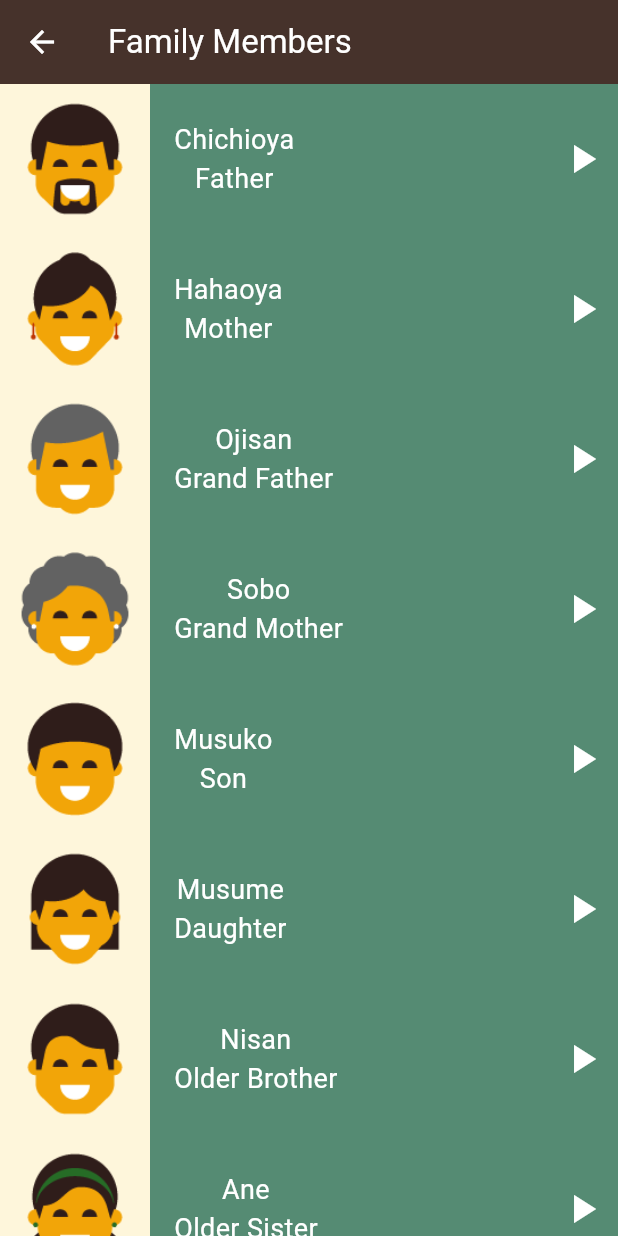
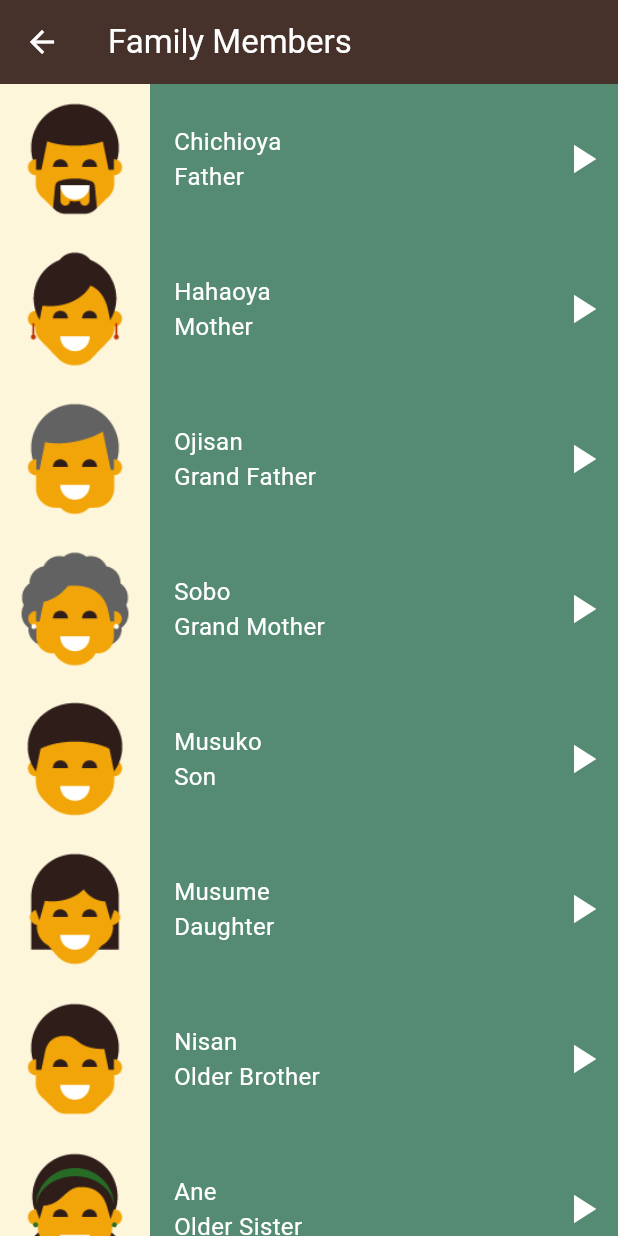
Before and after one commit to kirosamir29/toku, a Flutter app: the screen it shows after launch, after a tap on "Family Members", on a phone screen of 412 x 824 dp. Run offline on Flutter 3.47's test engine with Material 3 defaults, Android fonts, the phone set to English and light mode, and no system bars; our stand-ins replace audioplayers.

Commit message:
more enhance of code and complete all screens of app

```diff
--- a/lib/components/item.dart
+++ b/lib/components/item.dart
@@ -1,12 +1,11 @@
-import 'package:audioplayers/audioplayers.dart';
 import 'package:flutter/material.dart';
-
 import '../models/item.dart';
+import 'item_info.dart';
 
 class Item extends StatelessWidget {
-  const Item({super.key, required this.itemModel, required this.color});
+  const Item({super.key, required this.item, required this.color});
 
-  final ItemModel itemModel;
+  final ItemModel item;
   final Color color;
 
   @override
@@ -16,31 +15,8 @@ class Item extends StatelessWidget {
       color: color,
       child: Row(
         children: [
-          Container(color: Color(0xffFEF6DB), child: Image.asset(itemModel.image)),
-          Padding(
-            padding: const EdgeInsets.only(left: 16.0),
-            child: Column(
-              mainAxisAlignment: MainAxisAlignment.center,
-              children: [
-                Text(
-                  itemModel.jpName,
-                  style: TextStyle(color: Colors.white, fontSize: 18),
-                ),
-                Text(
-                  itemModel.enName,
-                  style: TextStyle(color: Colors.white, fontSize: 18),
-                ),
-              ],
-            ),
-          ),
-          Spacer(flex: 1),
-          IconButton(
-            onPressed: () {
-              final player = AudioPlayer();
-              player.play(AssetSource(itemModel.sound));
-            },
-            icon: Icon(Icons.play_arrow, color: Colors.white, size: 32),
-          ),
+          Container(color: Color(0xffFEF6DB), child: Image.asset(item.image!)),
+          Expanded(child: ItemInfo(itemModel: item)),
         ],
       ),
     );
--- /dev/null
+++ b/lib/components/item_info.dart
@@ -0,0 +1,40 @@
+import 'package:flutter/material.dart';
+import '../models/item.dart';
+
+class ItemInfo extends StatelessWidget {
+  const ItemInfo({super.key, required this.itemModel});
+
+  final ItemModel itemModel;
+
+  @override
+  Widget build(BuildContext context) {
+    return Row(
+      children: [
+        Padding(
+          padding: const EdgeInsets.only(left: 16.0),
+          child: Column(
+            mainAxisAlignment: MainAxisAlignment.center,
+            crossAxisAlignment: CrossAxisAlignment.start,
+            children: [
+              Text(
+                itemModel.jpName,
+                style: TextStyle(color: Colors.white, fontSize: 16),
+              ),
+              Text(
+                itemModel.enName,
+                style: TextStyle(color: Colors.white, fontSize: 16),
+              ),
+            ],
+          ),
+        ),
+        Spacer(flex: 1),
+        IconButton(
+          onPressed: () {
+            itemModel.playsound();
+          },
+          icon: Icon(Icons.play_arrow, color: Colors.white, size: 32),
+        ),
+      ],
+    );
+  }
+}
--- a/lib/models/item.dart
+++ b/lib/models/item.dart
@@ -1,13 +1,20 @@
+import 'package:audioplayers/audioplayers.dart';
+
 class ItemModel {
-  final String image;
+  final String? image;
   final String jpName;
   final String enName;
   final String sound;
 
   const ItemModel({
-    required this.image,
+    this.image,
     required this.jpName,
     required this.enName,
     required this.sound,
   });
+
+  playsound(){
+    final player = AudioPlayer();
+    player.play(AssetSource(sound));
+  }
 }
--- a/lib/screens/family_members_page.dart
+++ b/lib/screens/family_members_page.dart
@@ -1,12 +1,11 @@
 import 'package:flutter/material.dart';
 import 'package:toku/components/item.dart';
-
 import '../models/item.dart';
 
 class FamilyMembersPage extends StatelessWidget {
   const FamilyMembersPage({super.key});
 
-  final List<ItemModel> numbers = const [
+  final List<ItemModel> familyMembers = const [
     ItemModel(
       image: "assets/images/family_members/family_father.png",
       jpName: "Chichioya",
@@ -78,9 +77,9 @@ class FamilyMembersPage extends StatelessWidget {
         iconTheme: IconThemeData(color: Colors.white),
       ),
       body: ListView.builder(
-        itemCount: numbers.length,
+        itemCount: familyMembers.length,
         itemBuilder: (context, index) {
-          return Item(color: Color(0xff558B73), itemModel: numbers[index]);
+          return Item(color: Color(0xff558B73), item: familyMembers[index]);
         },
       ),
     );
--- a/lib/screens/home_page.dart
+++ b/lib/screens/home_page.dart
@@ -1,7 +1,9 @@
 import 'package:flutter/material.dart';
 import 'package:toku/components/category_item.dart';
+import 'package:toku/screens/colors_page.dart';
 import 'package:toku/screens/family_members_page.dart';
 import 'package:toku/screens/numbers_page.dart';
+import 'package:toku/screens/phrases_page.dart';
 
 class HomePage extends StatelessWidget {
   const HomePage({super.key});
@@ -44,8 +46,34 @@ class HomePage extends StatelessWidget {
               );
             },
           ),
-          Category(text: "Colors", color: Color(0xff79359F)),
-          Category(text: "Phrases", color: Color(0xff50ADC7)),
+          Category(
+            text: "Colors",
+            color: Color(0xff79359F),
+            onTab: () {
+              Navigator.push(
+                context,
+                MaterialPageRoute(
+                  builder: (context) {
+                    return ColorsPage();
+                  },
+                ),
+              );
+            },
+          ),
+          Category(
+            text: "Phrases",
+            color: Color(0xff50ADC7),
+            onTab: () {
+              Navigator.push(
+                context,
+                MaterialPageRoute(
+                  builder: (context) {
+                    return PhrasesPage();
+                  },
+                ),
+              );
+            },
+          ),
         ],
       ),
     );
--- a/lib/screens/numbers_page.dart
+++ b/lib/screens/numbers_page.dart
@@ -1,6 +1,5 @@
 import 'package:flutter/material.dart';
 import 'package:toku/components/item.dart';
-
 import '../models/item.dart';
 
 class NumbersPage extends StatelessWidget {
@@ -80,7 +79,7 @@ class NumbersPage extends StatelessWidget {
       body: ListView.builder(
         itemCount: numbers.length,
         itemBuilder: (context, index) {
-          return Item(color: Color(0xffEF9235), itemModel: numbers[index]);
+          return Item(color: Color(0xffEF9235), item: numbers[index]);
         },
       ),
     );
```
Also changed, not shown: lib/components/phrase_item.dart (added, +19 -0 lines), lib/screens/colors_page.dart (added, +75 -0 lines), lib/screens/phrases_page.dart (added, +72 -0 lines).
